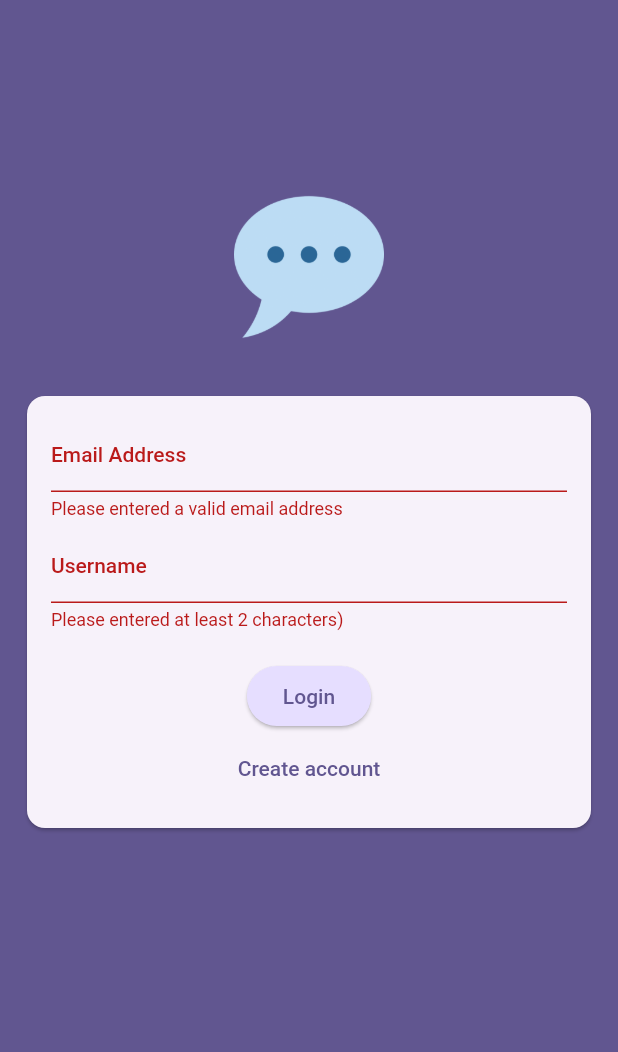
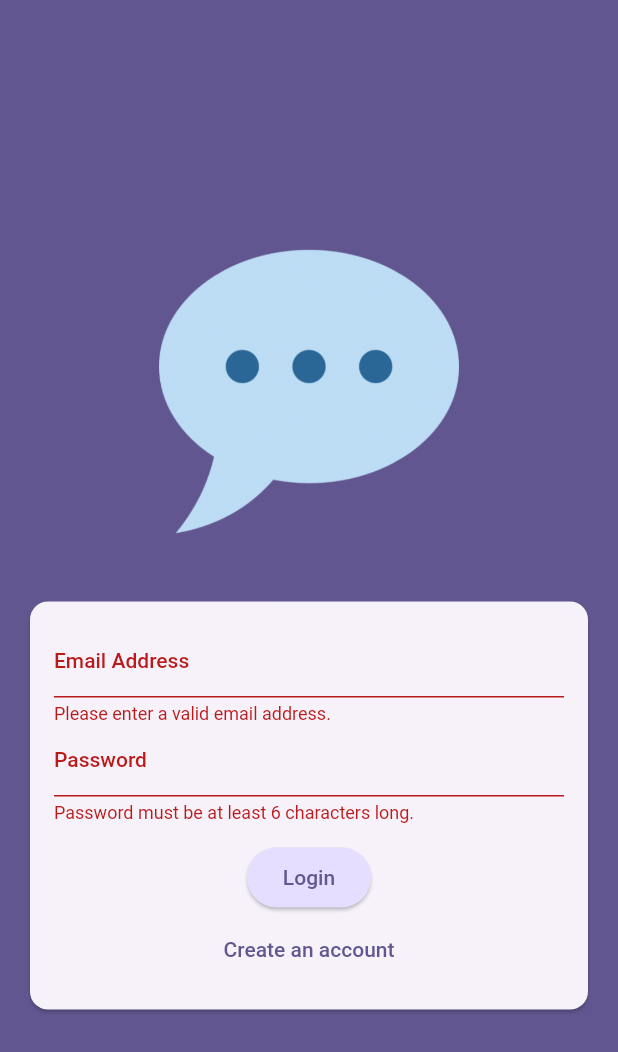
Before and after one commit to jsare/chat_app, a Flutter app: the screen it shows after launch, after a tap on "Login", on a phone screen of 412 x 824 dp. Shown: the top 1052 px of the screen. Run offline on Flutter 3.47's test engine with Material 2 defaults, Android fonts, the phone set to English and light mode, and no system bars; our stand-ins replace cloud_firestore, firebase_auth, firebase_core, firebase_storage, image_picker; accounts and stored records are empty.

Commit message:
Add a little bit refactoring code

```diff
--- a/lib/screens/auth_screen.dart
+++ b/lib/screens/auth_screen.dart
@@ -2,8 +2,8 @@ import 'dart:io';
 
 import 'package:flutter/material.dart';
 import 'package:cloud_firestore/cloud_firestore.dart';
+import 'package:firebase_auth/firebase_auth.dart';
 import 'package:firebase_storage/firebase_storage.dart';
-import 'package:firebase_auth/firebase_auth.dart';
 
 import '../widgets/user_image_picker.dart';
 
@@ -13,23 +13,26 @@ class AuthScreen extends StatefulWidget {
   const AuthScreen({super.key});
 
   @override
-  State<AuthScreen> createState() => _AuthScreenState();
+  State<AuthScreen> createState() {
+    return _AuthScreenState();
+  }
 }
 
 class _AuthScreenState extends State<AuthScreen> {
   final _form = GlobalKey<FormState>();
-  bool _isLogin = true;
-  String _enteredEmail = '';
-  String _enteredPassword = '';
-  String _enteredUsername = '';
+
+  var _isLogin = true;
+  var _enteredEmail = '';
+  var _enteredPassword = '';
+  var _enteredUsername = '';
   File? _selectedImage;
-  bool _isAuthenticating = false;
+  var _isAuthenticating = false;
 
   void _submit() async {
     final isValid = _form.currentState!.validate();
 
     if (!isValid || !_isLogin && _selectedImage == null) {
-      // TODO: Show error message ...
+      // show error message ...
       return;
     }
 
@@ -40,7 +43,7 @@ class _AuthScreenState extends State<AuthScreen> {
         _isAuthenticating = true;
       });
       if (_isLogin) {
-        final userCredentials = _firebase.signInWithEmailAndPassword(
+        final userCredentials = await _firebase.signInWithEmailAndPassword(
             email: _enteredEmail, password: _enteredPassword);
       } else {
         final userCredentials = await _firebase.createUserWithEmailAndPassword(
@@ -49,7 +52,7 @@ class _AuthScreenState extends State<AuthScreen> {
         final storageRef = FirebaseStorage.instance
             .ref()
             .child('user_images')
-            .child('${userCredentials.user!.uid}.jpeg');
+            .child('${userCredentials.user!.uid}.jpg');
 
         await storageRef.putFile(_selectedImage!);
         final imageUrl = await storageRef.getDownloadURL();
@@ -65,12 +68,12 @@ class _AuthScreenState extends State<AuthScreen> {
       }
     } on FirebaseAuthException catch (error) {
       if (error.code == 'email-already-in-use') {
-        // TODO: Some Error message
+        // ...
       }
       ScaffoldMessenger.of(context).clearSnackBars();
       ScaffoldMessenger.of(context).showSnackBar(
         SnackBar(
-          content: Text(error.message ?? 'Authentication failed'),
+          content: Text(error.message ?? 'Authentication failed.'),
         ),
       );
       setState(() {
@@ -83,22 +86,23 @@ class _AuthScreenState extends State<AuthScreen> {
   Widget build(BuildContext context) {
     return Scaffold(
       backgroundColor: Theme.of(context).colorScheme.primary,
-      body: SingleChildScrollView(
+      body: Center(
+        child: SingleChildScrollView(
           child: Column(
             mainAxisAlignment: MainAxisAlignment.center,
             children: [
               Container(
                 margin: const EdgeInsets.only(
-                top: 128,
-                bottom: 18,
-                left: 18,
-                right: 18,
+                  top: 30,
+                  bottom: 20,
+                  left: 20,
+                  right: 20,
                 ),
-              width: 100,
+                width: 200,
                 child: Image.asset('assets/images/chat.png'),
               ),
               Card(
-              margin: const EdgeInsets.all(18),
+                margin: const EdgeInsets.all(20),
                 child: SingleChildScrollView(
                   child: Padding(
                     padding: const EdgeInsets.all(16),
@@ -115,9 +119,7 @@ class _AuthScreenState extends State<AuthScreen> {
                             ),
                           TextFormField(
                             decoration: const InputDecoration(
-                            enabledBorder: OutlineInputBorder(),
-                            labelText: 'Email Address',
-                          ),
+                                labelText: 'Email Address'),
                             keyboardType: TextInputType.emailAddress,
                             autocorrect: false,
                             textCapitalization: TextCapitalization.none,
@@ -125,26 +127,25 @@ class _AuthScreenState extends State<AuthScreen> {
                               if (value == null ||
                                   value.trim().isEmpty ||
                                   !value.contains('@')) {
-                              return 'Please entered a valid email address';
+                                return 'Please enter a valid email address.';
                               }
+
                               return null;
                             },
                             onSaved: (value) {
                               _enteredEmail = value!;
                             },
                           ),
-                        const SizedBox(height: 8),
+                          if (!_isLogin)
                             TextFormField(
-                          decoration: const InputDecoration(
-                            enabledBorder: OutlineInputBorder(),
-                            labelText: 'Username',
-                          ),
+                              decoration:
+                                  const InputDecoration(labelText: 'Username'),
                               enableSuggestions: false,
                               validator: (value) {
                                 if (value == null ||
                                     value.isEmpty ||
-                                value.trim().length < 2) {
-                              return 'Please entered at least 2 characters)';
+                                    value.trim().length < 4) {
+                                  return 'Please enter at least 4 characters.';
                                 }
                                 return null;
                               },
@@ -152,13 +153,9 @@ class _AuthScreenState extends State<AuthScreen> {
                                 _enteredUsername = value!;
                               },
                             ),
-                        const SizedBox(height: 8),
-                        if (!_isLogin)
                           TextFormField(
-                            decoration: const InputDecoration(
-                              enabledBorder: OutlineInputBorder(),
-                              labelText: 'Password',
-                            ),
+                            decoration:
+                                const InputDecoration(labelText: 'Password'),
                             obscureText: true,
                             validator: (value) {
                               if (value == null || value.trim().length < 6) {
@@ -175,12 +172,12 @@ class _AuthScreenState extends State<AuthScreen> {
                             const CircularProgressIndicator(),
                           if (!_isAuthenticating)
                             ElevatedButton(
+                              onPressed: _submit,
                               style: ElevatedButton.styleFrom(
                                 backgroundColor: Theme.of(context)
                                     .colorScheme
                                     .primaryContainer,
                               ),
-                            onPressed: _submit,
                               child: Text(_isLogin ? 'Login' : 'Signup'),
                             ),
                           if (!_isAuthenticating)
@@ -190,11 +187,9 @@ class _AuthScreenState extends State<AuthScreen> {
                                   _isLogin = !_isLogin;
                                 });
                               },
-                            child: Text(
-                              _isLogin
-                                  ? 'Create account'
-                                  : 'I already have account',
-                            ),
+                              child: Text(_isLogin
+                                  ? 'Create an account'
+                                  : 'I already have an account'),
                             ),
                         ],
                       ),
@@ -205,6 +200,7 @@ class _AuthScreenState extends State<AuthScreen> {
             ],
           ),
         ),
+      ),
     );
   }
 }
```
Also changed, not shown: lib/widgets/chat_messages.dart (+39 -6 lines), lib/widgets/message_bubble.dart (added, +113 -0 lines), 2 other files. Lines whose indentation alone changed are shown as unchanged.
